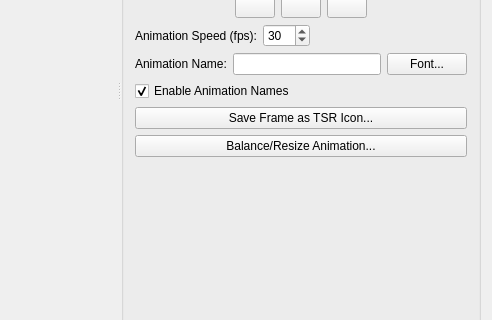
Before: the Qt Designer form mainwindow.ui in meh2481/SpriteSheeter, drawn with Qt 5; both pictures show x 631 to 1123 and y 271 to 591 of the 1123 by 724 pixel window.
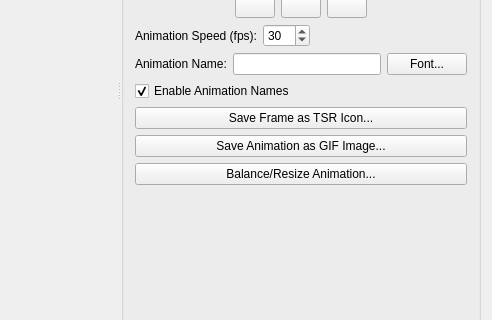
After: the same form once the commit is applied. Icons and pictures are not drawn. Custom widgets are drawn as their Qt base class.

Commit message: GIF image export, but white bg

```diff
--- a/mainwindow.ui
+++ b/mainwindow.ui
@@ -540,6 +540,16 @@
             </property>
            </widget>
           </item>
+          <item>
+           <widget class="QPushButton" name="ExportAnimButton">
+            <property name="toolTip">
+             <string>Export the currently selected animation as a GIF image (Note: May degrade quality)</string>
+            </property>
+            <property name="text">
+             <string>Save Animation as GIF Image...</string>
+            </property>
+           </widget>
+          </item>
           <item>
            <widget class="QPushButton" name="balanceAnimButton">
             <property name="text">
```
The commit also changes 6 other files.
